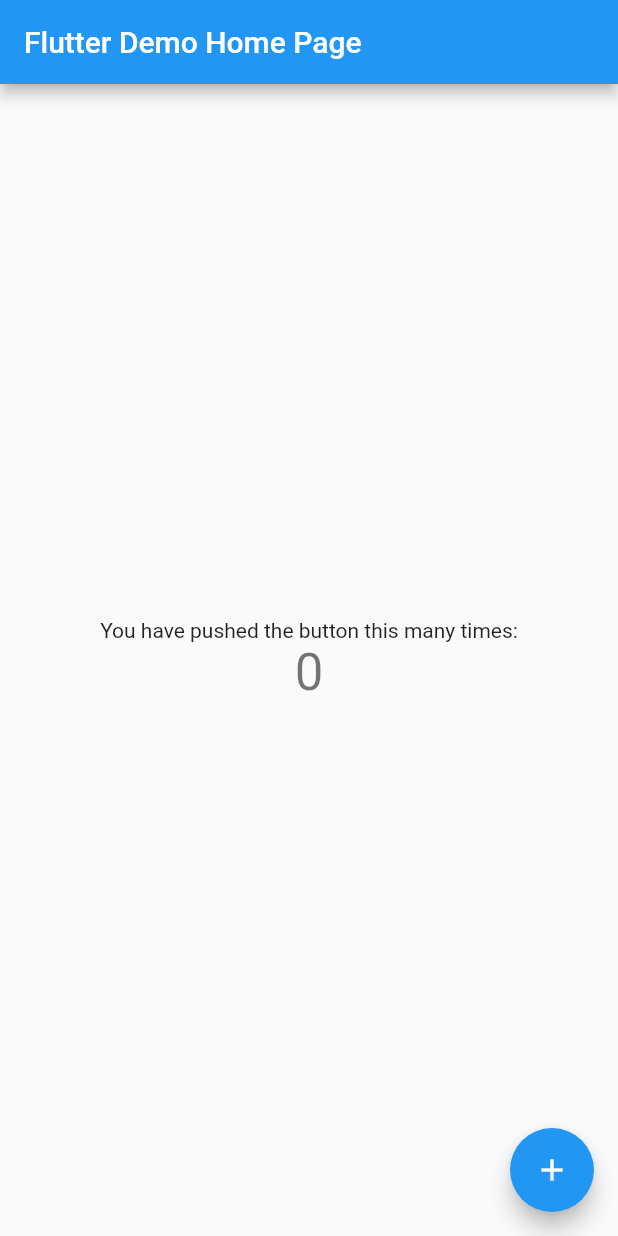
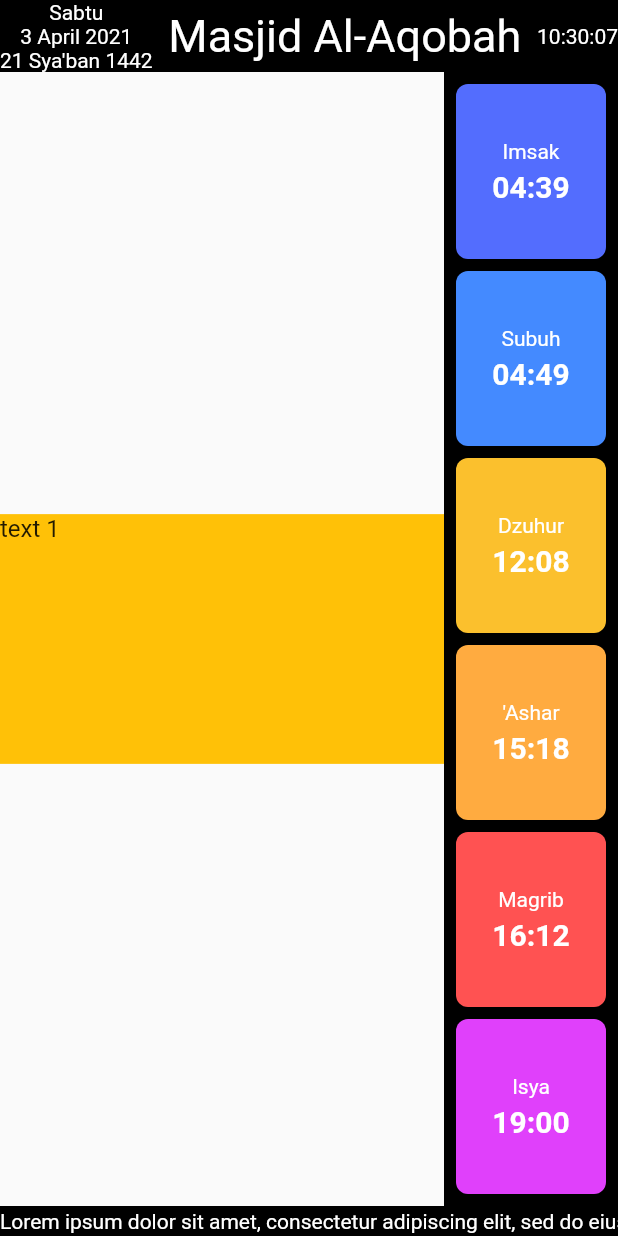
Before and after one commit to zain3ie/masjidtv, a Flutter app: the screen it shows after launch, on a phone screen of 412 x 824 dp. Run offline on Flutter 3.47's test engine with Material 2 defaults, Android fonts, the phone set to English and light mode, and no system bars; drawn by our look-alikes of carousel_slider, marquee; our stand-ins replace hijri.

Commit message:
create simple main display

```diff
--- a/lib/main.dart
+++ b/lib/main.dart
@@ -1,113 +1,19 @@
 import 'package:flutter/material.dart';
+import 'package:masjid_tv/views/main/main_display.dart';
 
 void main() {
   runApp(MyApp());
 }
 
 class MyApp extends StatelessWidget {
-  // This widget is the root of your application.
   @override
   Widget build(BuildContext context) {
     return MaterialApp(
-      title: 'Flutter Demo',
+      title: 'Masjid TV',
       theme: ThemeData(
-        // This is the theme of your application.
-        //
-        // Try running your application with "flutter run". You'll see the
-        // application has a blue toolbar. Then, without quitting the app, try
-        // changing the primarySwatch below to Colors.green and then invoke
-        // "hot reload" (press "r" in the console where you ran "flutter run",
-        // or simply save your changes to "hot reload" in a Flutter IDE).
-        // Notice that the counter didn't reset back to zero; the application
-        // is not restarted.
         primarySwatch: Colors.blue,
       ),
-      home: MyHomePage(title: 'Flutter Demo Home Page'),
+      home: MainDisplay(),
     );
   }
 }
-
-class MyHomePage extends StatefulWidget {
-  MyHomePage({Key key, this.title}) : super(key: key);
-
-  // This widget is the home page of your application. It is stateful, meaning
-  // that it has a State object (defined below) that contains fields that affect
-  // how it looks.
-
-  // This class is the configuration for the state. It holds the values (in this
-  // case the title) provided by the parent (in this case the App widget) and
-  // used by the build method of the State. Fields in a Widget subclass are
-  // always marked "final".
-
-  final String title;
-
-  @override
-  _MyHomePageState createState() => _MyHomePageState();
-}
-
-class _MyHomePageState extends State<MyHomePage> {
-  int _counter = 0;
-
-  void _incrementCounter() {
-    setState(() {
-      // This call to setState tells the Flutter framework that something has
-      // changed in this State, which causes it to rerun the build method below
-      // so that the display can reflect the updated values. If we changed
-      // _counter without calling setState(), then the build method would not be
-      // called again, and so nothing would appear to happen.
-      _counter++;
-    });
-  }
-
-  @override
-  Widget build(BuildContext context) {
-    // This method is rerun every time setState is called, for instance as done
-    // by the _incrementCounter method above.
-    //
-    // The Flutter framework has been optimized to make rerunning build methods
-    // fast, so that you can just rebuild anything that needs updating rather
-    // than having to individually change instances of widgets.
-    return Scaffold(
-      appBar: AppBar(
-        // Here we take the value from the MyHomePage object that was created by
-        // the App.build method, and use it to set our appbar title.
-        title: Text(widget.title),
-      ),
-      body: Center(
-        // Center is a layout widget. It takes a single child and positions it
-        // in the middle of the parent.
-        child: Column(
-          // Column is also a layout widget. It takes a list of children and
-          // arranges them vertically. By default, it sizes itself to fit its
-          // children horizontally, and tries to be as tall as its parent.
-          //
-          // Invoke "debug painting" (press "p" in the console, choose the
-          // "Toggle Debug Paint" action from the Flutter Inspector in Android
-          // Studio, or the "Toggle Debug Paint" command in Visual Studio Code)
-          // to see the wireframe for each widget.
-          //
-          // Column has various properties to control how it sizes itself and
-          // how it positions its children. Here we use mainAxisAlignment to
-          // center the children vertically; the main axis here is the vertical
-          // axis because Columns are vertical (the cross axis would be
-          // horizontal).
-          mainAxisAlignment: MainAxisAlignment.center,
-          children: <Widget>[
-            Text(
-              'You have pushed the button this many times:',
-            ),
-            Text(
-              '$_counter',
-              style: Theme.of(context).textTheme.headline4,
-            ),
-          ],
-        ),
-      ),
-      floatingActionButton: FloatingActionButton(
-        onPressed: _incrementCounter,
-        tooltip: 'Increment',
-        child: Icon(Icons.add),
-      ), // This trailing comma makes auto-formatting nicer for build methods.
-    );
-  }
-}
--- /dev/null
+++ b/lib/utils/hijriyah.dart
@@ -0,0 +1,27 @@
+import 'package:hijri/hijri_calendar.dart';
+
+const Map<int, String> _month = {
+  1: 'Muharram',
+  2: 'Safar',
+  3: 'Rabi\'ul Awal',
+  4: 'Rabi\'ul Akhir',
+  5: 'Jumadil Awal',
+  6: 'Jumadil Akhir',
+  7: 'Rajab',
+  8: 'Sya\'ban',
+  9: 'Ramadan',
+  10: 'Syawal',
+  11: 'Dzulkaidah',
+  12: 'Dzulhijjah'
+};
+
+String hijriyahDate() {
+  HijriCalendar _today = new HijriCalendar.now();
+  List _date = [
+    _today.hDay.toString(),
+    _month[_today.hMonth],
+    _today.hYear.toString()
+  ];
+
+  return _date.join(' ');
+}
--- /dev/null
+++ b/lib/views/main/components/carousel.dart
@@ -0,0 +1,30 @@
+import 'package:carousel_slider/carousel_slider.dart';
+import 'package:flutter/material.dart';
+
+class Carousel extends StatelessWidget {
+  @override
+  Widget build(BuildContext context) {
+    return Container(
+      width: double.infinity,
+      child: CarouselSlider(
+        options: CarouselOptions(
+          viewportFraction: 1,
+          autoPlay: true,
+        ),
+        items: [1,2,3,4,5].map((i) {
+          return Builder(
+            builder: (BuildContext context) {
+              return Container(
+                width: MediaQuery.of(context).size.width,
+                decoration: BoxDecoration(
+                  color: Colors.amber
+                ),
+                child: Text('text $i', style: TextStyle(fontSize: 16.0),)
+              );
+            },
+          );
+        }).toList(),
+      )
+    );
+  }
+}
--- /dev/null
+++ b/lib/views/main/components/header.dart
@@ -0,0 +1,69 @@
+import 'package:flutter/material.dart';
+import 'package:intl/date_symbol_data_local.dart';
+import 'package:intl/intl.dart';
+import 'package:masjid_tv/utils/hijriyah.dart';
+
+class Header extends StatelessWidget {
+  @override
+  Widget build(BuildContext context) {
+    initializeDateFormatting('id_ID', null);
+
+    return Container(
+      width: double.infinity,
+      color: Colors.black,
+      child: Row(
+        children: [
+          StreamBuilder(
+            stream: Stream.periodic(const Duration(seconds: 1)),
+            builder: (context, snapshot) {
+              return Container(
+                child: Column(
+                  children: [
+                    Text(
+                      DateFormat('EEEE', 'ID_id').format(DateTime.now()),
+                      style: TextStyle(color: Colors.white),
+                    ),
+                    Text(
+                      DateFormat('d MMMM yyyy', 'ID_id').format(DateTime.now()),
+                      style: TextStyle(color: Colors.white),
+                    ),
+                    Text(
+                      hijriyahDate(),
+                      style: TextStyle(color: Colors.white),
+                    ),
+                  ],
+                ),
+              );
+            }
+          ),
+
+          Expanded(
+            child: Container(
+              child: Center(
+                child: Text(
+                  'Masjid Al-Aqobah',
+                  style: TextStyle(
+                    fontSize: 30.0,
+                    color: Colors.white
+                  ),
+                ),
+              ),
+            ),
+          ),
+
+          Container(
+            child: StreamBuilder(
+              stream: Stream.periodic(const Duration(seconds: 1)),
+              builder: (context, snapshot) {
+                return Text(
+                  DateFormat('hh:mm:ss').format(DateTime.now()),
+                  style: TextStyle(color: Colors.white),
+                );
+              },
+            ),
+          ),
+        ],
+      ),
+    );
+  }
+}
--- /dev/null
+++ b/lib/views/main/components/parayer_time.dart
@@ -0,0 +1,121 @@
+import 'package:flutter/material.dart';
+
+class PrayerTime extends StatelessWidget {
+  final String layout;
+
+  PrayerTime({
+    Key key,
+    @required this.layout
+  }) : super(key: key);
+
+  @override
+  Widget build(BuildContext context) {
+    return Container(
+      color: Colors.black,
+      padding: EdgeInsets.all(8.0),
+      child: Column(
+        children: [
+          Expanded(
+            child: PrayerTimeWidget(
+              layout: 'column',
+              title: 'Imsak',
+              time: '04:39',
+              color: Colors.indigoAccent
+            ),
+          ),
+          SizedBox(height: 8.0),
+          Expanded(
+            child: PrayerTimeWidget(
+              layout: 'column',
+              title: 'Subuh',
+              time: '04:49',
+              color: Colors.blueAccent
+            ),
+          ),
+          SizedBox(height: 8.0),
+          Expanded(
+            child: PrayerTimeWidget(
+              layout: 'column',
+              title: 'Dzuhur',
+              time: '12:08',
+              color: Colors.yellow[700]
+            ),
+          ),
+          SizedBox(height: 8.0),
+          Expanded(
+            child: PrayerTimeWidget(
+              layout: 'column',
+              title: '\'Ashar',
+              time: '15:18',
+              color: Colors.orangeAccent
+            ),
+          ),
+          SizedBox(height: 8.0),
+          Expanded(
+            child: PrayerTimeWidget(
+              layout: 'column',
+              title: 'Magrib',
+              time: '16:12',
+              color: Colors.redAccent
+            ),
+          ),
+          SizedBox(height: 8.0),
+          Expanded(
+            child: PrayerTimeWidget(
+              layout: 'column',
+              title: 'Isya',
+              time: '19:00',
+              color: Colors.purpleAccent
+            ),
+          )
+        ],
+      ),
+    );
+  }
+}
+
+class PrayerTimeWidget extends StatelessWidget {
+  final String layout;
+  final String title;
+  final String time;
+  final Color color;
+
+  PrayerTimeWidget({
+    Key key,
+    @required this.layout,
+    @required this.title,
+    @required this.time,
+    @required this.color
+  }) : super(key: key);
+
+  @override
+  Widget build(BuildContext context) {
+    return Container(
+      width: 100.0,
+      decoration: BoxDecoration(
+        color: color,
+        borderRadius: BorderRadius.all(Radius.circular(8.0)),
+      ),
+      child: Column(
+        mainAxisAlignment: MainAxisAlignment.center,
+        children: [
+          Text(
+            title,
+            style: TextStyle(
+              color: Colors.white
+            ),
+          ),
+          SizedBox(height: 4.0),
+          Text(
+            time,
+            style: TextStyle(
+              color: Colors.white,
+              fontWeight: FontWeight.bold,
+              fontSize: 20.0
+            ),
+          ),
+        ],
+      ),
+    );
+  }
+}
--- /dev/null
+++ b/lib/views/main/components/running_text.dart
@@ -0,0 +1,17 @@
+import 'package:flutter/material.dart';
+import 'package:marquee/marquee.dart';
+
+class RunningText extends StatelessWidget {
+  @override
+  Widget build(BuildContext context) {
+    return Container(
+      height: 20.0,
+      width: double.infinity,
+      color: Colors.black,
+      child: Marquee(
+        text: 'Lorem ipsum dolor sit amet, consectetur adipiscing elit, sed do eiusmod tempor incididunt ut labore et dolore magna aliqua. Ut enim ad minim veniam, quis nostrud exercitation ullamco laboris nisi ut aliquip ex ea commodo consequat. Duis aute irure dolor in reprehenderit in voluptate velit esse cillum dolore eu fugiat nulla pariatur. Excepteur sint occaecat cupidatat non proident, sunt in culpa qui officia deserunt mollit anim id est laborum.',
+        style: TextStyle(color: Colors.white),
+      ),
+    );
+  }
+}
--- /dev/null
+++ b/lib/views/main/layouts/layout1.dart
@@ -0,0 +1,21 @@
+import 'package:flutter/material.dart';
+import 'package:masjid_tv/views/main/components/carousel.dart';
+import 'package:masjid_tv/views/main/components/header.dart';
+import 'package:masjid_tv/views/main/components/parayer_time.dart';
+import 'package:masjid_tv/views/main/components/running_text.dart';
+
+class Layout1 extends StatelessWidget {
+  @override
+  Widget build(BuildContext context) {
+    return Column(
+      children: <Widget>[
+        Header(),
+        Expanded(
+          child: Carousel(),
+        ),
+        PrayerTime(),
+        RunningText()
+      ],
+    );
+  }
+}
--- /dev/null
+++ b/lib/views/main/layouts/layout2.dart
@@ -0,0 +1,27 @@
+import 'package:flutter/material.dart';
+import 'package:masjid_tv/views/main/components/carousel.dart';
+import 'package:masjid_tv/views/main/components/header.dart';
+import 'package:masjid_tv/views/main/components/parayer_time.dart';
+import 'package:masjid_tv/views/main/components/running_text.dart';
+
+class Layout2 extends StatelessWidget {
+  @override
+  Widget build(BuildContext context) {
+    return Column(
+      children: <Widget>[
+        Header(),
+        Expanded(
+          child: Row(
+            children: [
+              Expanded(
+                child: Carousel()
+              ),
+              PrayerTime(),
+            ],
+          ),
+        ),
+        RunningText()
+      ],
+    );
+  }
+}
--- /dev/null
+++ b/lib/views/main/main_display.dart
@@ -0,0 +1,12 @@
+import 'package:flutter/material.dart';
+import 'package:masjid_tv/views/main/layouts/layout1.dart';
+import 'package:masjid_tv/views/main/layouts/layout2.dart';
+
+class MainDisplay extends StatelessWidget {
+  @override
+  Widget build(BuildContext context) {
+    return Scaffold(
+      body: Layout2()
+    );
+  }
+}
```
Also changed, not shown: pubspec.yaml (+4 -4 lines), pubspec.lock, 1 other file.
